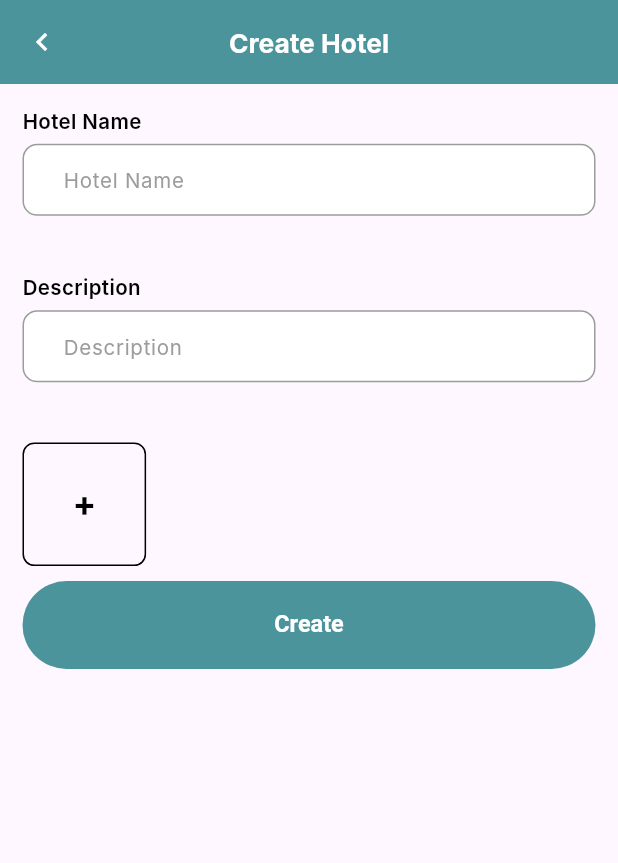
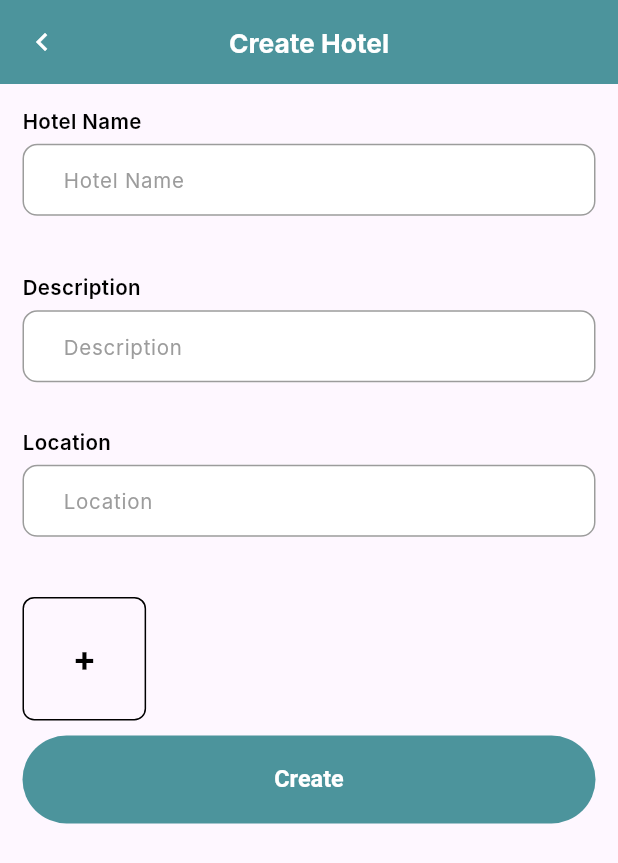
Before and after one commit to Roman-Dzerkal/HostelWay, a Flutter app: the CreateHotelLayout screen opened directly, on a phone screen of 412 x 824 dp. Shown: the top 863 px of the screen. Run offline on Flutter 3.47's test engine with Material 3 defaults, Android fonts, the phone set to English and light mode, and no system bars; our stand-ins replace bloc, cached_network_image, cloud_firestore, equatable, firebase_auth, firebase_core and 8 more; missing offline and left inert: place_picker; accounts and stored records are empty; Roboto replaces fonts that are missing (Archivo, Inter).

Commit message:
Hotel locating was added

```diff
--- a/lib/features/create_hotel/bloc/create_hotel_bloc.dart
+++ b/lib/features/create_hotel/bloc/create_hotel_bloc.dart
@@ -1,10 +1,12 @@
 import 'dart:io';
 
 import 'package:bloc/bloc.dart';
+import 'package:cloud_firestore/cloud_firestore.dart';
 import 'package:equatable/equatable.dart';
 import 'package:firebase_auth/firebase_auth.dart';
 import 'package:firebase_storage/firebase_storage.dart';
 import 'package:flutter/material.dart';
+import 'package:geolocator/geolocator.dart';
 import 'package:hostelway/features/create_hotel/models/create_hotel_error_state.dart';
 import 'package:hostelway/features/create_hotel/navigation/create_hotel_navigator.dart';
 import 'package:hostelway/models/hotel_model.dart';
@@ -12,6 +14,7 @@ import 'package:hostelway/repositories/hotels_repository.dart';
 import 'package:hostelway/services/tost_servive.dart';
 import 'package:hostelway/services/validation_service.dart';
 import 'package:image_picker/image_picker.dart';
+import 'package:place_picker/entities/location_result.dart';
 
 part 'create_hotel_event.dart';
 part 'create_hotel_state.dart';
@@ -32,6 +35,19 @@ class CreateHotelBloc extends Bloc<CreateHotelEvent, CreateHotelState> {
     on<DescriptionChangedEvent>(
         (event, emit) => _descriptionChanged(event, emit));
     on<NameChangedEvent>((event, emit) => _nameChanged(event, emit));
+    on<FetchCurrentLocationEvent>((event, emit) async {
+      LocationPermission locationPermission =
+          await Geolocator.checkPermission();
+      if (locationPermission == LocationPermission.denied) {
+        await Geolocator.requestPermission();
+      }
+
+      Position currentPosition = await Geolocator.getCurrentPosition();
+      emit(state.copyWith(currentUserLocation: currentPosition));
+    });
+    on<LocationChangedEvent>((event, emit) {
+      emit(state.copyWith(hotelLocation: event.location));
+    });
   }
 
   Future<void> _createHotel(
@@ -48,23 +64,27 @@ class CreateHotelBloc extends Bloc<CreateHotelEvent, CreateHotelState> {
     }
 
     var hotelId = await hotelsRepository.createHotel(HotelModel(
-        city: 'Dnipro',
+        city: state.hotelLocation!.city!.name ?? '',
         description: state.description,
         facilities: ['Wifi', 'Parking', 'Pool', 'Breakfast'],
         managerId: FirebaseAuth.instance.currentUser!.uid,
         name: state.name));
 
+    await FirebaseFirestore.instance.collection('hotels').doc(hotelId).update({
+      'location': GeoPoint(state.hotelLocation!.latLng!.latitude,
+          state.hotelLocation!.latLng!.longitude),
+    });
+
     if (state.localPhotos.isNotEmpty) {
       for (XFile element in state.localPhotos) {
-        FirebaseStorage.instance
+        await FirebaseStorage.instance
             .ref()
             .child('hotels/$hotelId/${element.name}')
             .putFile(
                 File(element.path),
                 SettableMetadata(
                   contentType: 'image/jpeg',
-                ))
-            .then((p0) => debugPrint('Image uploaded'));
+                ));
       }
     }
     emit(state.copyWith(isBusy: false));
@@ -96,6 +116,8 @@ class CreateHotelBloc extends Bloc<CreateHotelEvent, CreateHotelState> {
     List<XFile> currentLocalPhotos = state.localPhotos;
     currentLocalPhotos.add(file);
     emit(state.copyWith(localPhotos: currentLocalPhotos, isBusy: false));
+
+    debugPrint('${currentLocalPhotos.length}+${currentLocalPhotos.first.name}');
   }
 
   void _descriptionChanged(
@@ -108,6 +130,8 @@ class CreateHotelBloc extends Bloc<CreateHotelEvent, CreateHotelState> {
     var validateDescription =
         ValidationService.validateDescription(state.description, null);
     var validateHotelName = ValidationService.validateFirstName(state.name);
+    var validateLocation = ValidationService.validateLocation(
+        state.hotelLocation!.formattedAddress ?? '');
 
     emit(state.copyWith(
       errorDescriptionMessage: validateDescription,
@@ -115,10 +139,13 @@ class CreateHotelBloc extends Bloc<CreateHotelEvent, CreateHotelState> {
       errorState: state.errorState.copyWith(
         isDescriptionError: validateDescription != null,
         isNameError: validateHotelName != null,
+        isLocationError: validateLocation != null,
       ),
     ));
 
-    return !(validateDescription != null) && !(validateHotelName != null);
+    return !(validateDescription != null) &&
+        !(validateHotelName != null) &&
+        !(validateLocation != null);
   }
 
   _nameChanged(NameChangedEvent event, Emitter<CreateHotelState> emit) {
--- a/lib/features/create_hotel/bloc/create_hotel_event.dart
+++ b/lib/features/create_hotel/bloc/create_hotel_event.dart
@@ -18,6 +18,13 @@ class CreateHotelButtonTapEvent extends CreateHotelEvent {}
 
 class UploadOnePhotoButtonTapEvent extends CreateHotelEvent {}
 
+class FetchCurrentLocationEvent extends CreateHotelEvent {}
+
+class LocationChangedEvent extends CreateHotelEvent {
+  final LocationResult location;
+  const LocationChangedEvent(this.location);
+}
+
 // ============== Submiters ==============
 
 class DescriptionSubmittedEvent extends CreateHotelEvent {
--- a/lib/features/create_hotel/bloc/create_hotel_state.dart
+++ b/lib/features/create_hotel/bloc/create_hotel_state.dart
@@ -14,6 +14,9 @@ sealed class CreateHotelState extends Equatable {
       this.photos = const [],
       this.localPhotos = const [],
       required this.errorState,
+      this.currentUserLocation,
+      this.hotelLocation,
+      this.errorLocationMessage = '',
       this.isBusy = false});
 
   final String name, description, city;
@@ -24,9 +27,13 @@ sealed class CreateHotelState extends Equatable {
 
   final String errorNameMessage;
   final String errorDescriptionMessage;
+  final String errorLocationMessage;
   final CreateHotelErrorState errorState;
 
   final bool isBusy;
+
+  final Position? currentUserLocation;
+  final LocationResult? hotelLocation;
 
   CreateHotelState copyWith({
     String? name,
@@ -40,6 +47,9 @@ sealed class CreateHotelState extends Equatable {
     String? errorDescriptionMessage,
     CreateHotelErrorState? errorState,
     bool? isBusy,
+    Position? currentUserLocation,
+    LocationResult? hotelLocation,
+    String? errorLocationMessage,
   }) {
     return CreateHotelInitial(
       errorState: errorState ?? this.errorState,
@@ -54,11 +64,14 @@ sealed class CreateHotelState extends Equatable {
       errorDescriptionMessage:
           errorDescriptionMessage ?? this.errorDescriptionMessage,
       isBusy: isBusy ?? this.isBusy,
+      currentUserLocation: currentUserLocation ?? this.currentUserLocation,
+      hotelLocation: hotelLocation ?? this.hotelLocation,
+      errorLocationMessage: errorLocationMessage ?? this.errorLocationMessage,
     );
   }
 
   @override
-  List<Object> get props => [
+  List<Object?> get props => [
         name,
         description,
         city,
@@ -70,6 +83,9 @@ sealed class CreateHotelState extends Equatable {
         errorDescriptionMessage,
         errorState,
         isBusy,
+        currentUserLocation,
+        hotelLocation,
+        errorLocationMessage,
       ];
 }
 
@@ -88,5 +104,9 @@ final class CreateHotelInitial extends CreateHotelState {
 
     required super.errorState,
     super.isBusy,
+
+    super.currentUserLocation,
+    super.hotelLocation,
+    super.errorLocationMessage,
   });
 }
--- a/lib/features/create_hotel/create_hotel_view.dart
+++ b/lib/features/create_hotel/create_hotel_view.dart
@@ -6,10 +6,14 @@ import 'package:flutter_screenutil/flutter_screenutil.dart';
 import 'package:hostelway/features/create_hotel/bloc/create_hotel_bloc.dart';
 import 'package:hostelway/features/create_hotel/navigation/create_hotel_navigator.dart';
 import 'package:hostelway/repositories/hotels_repository.dart';
+import 'package:hostelway/resources/const.dart';
 import 'package:hostelway/resources/custom_colors.dart';
 import 'package:hostelway/resources/text_styling.dart';
 import 'package:hostelway/widget_helpers/best_button.dart';
 import 'package:hostelway/widget_helpers/custom_text_field.dart';
+import 'package:place_picker/entities/location_result.dart';
+import 'package:place_picker/place_picker.dart';
+import 'package:place_picker/widgets/place_picker.dart';
 
 class CreateHotelView extends StatelessWidget {
   const CreateHotelView({super.key});
@@ -19,7 +23,8 @@ class CreateHotelView extends StatelessWidget {
     return BlocProvider(
       create: (context) => CreateHotelBloc(
           hotelsRepository: context.read<HotelsRepository>(),
-          navigator: CreateHotelNavigator(context)),
+          navigator: CreateHotelNavigator(context))
+        ..add(FetchCurrentLocationEvent()),
       child: const CreateHotelLayout(),
     );
   }
@@ -61,7 +66,6 @@ class CreateHotelLayout extends StatelessWidget {
                           errorText: state.errorState.isNameError
                               ? state.errorNameMessage
                               : null,
-
                           outlineInputBorderColor:
                               const Color.fromARGB(0, 255, 255, 255),
                           helperTextStyle:
@@ -95,6 +99,40 @@ class CreateHotelLayout extends StatelessWidget {
                         borderRad: 10.r,
                         hintText: 'Description',
                         keyboardType: TextInputType.text,
+                        hintTextStyle:
+                            TextStyling.greyText(14, FontWeight.normal),
+                      ),
+                      CustomTextField(
+                        height: 80.h,
+                        helperText: 'Location',
+                        outlineInputBorderColor:
+                            const Color.fromARGB(0, 255, 255, 255),
+                        errorText: state.errorState.isLocationError
+                            ? state.errorLocationMessage
+                            : null,
+                        readOnly: true,
+                        helperTextStyle:
+                            TextStyling.blackText(14, FontWeight.w600),
+                        borderRad: 10.r,
+                        onTap: () async {
+                          LocationResult result = await Navigator.of(context)
+                              .push(MaterialPageRoute(
+                                  builder: (context) => PlacePicker(
+                                        googleApiKey,
+                                        displayLocation:
+                                            state.currentUserLocation == null
+                                                ? LatLng(
+                                                    state.currentUserLocation!
+                                                        .latitude,
+                                                    state.currentUserLocation!
+                                                        .longitude)
+                                                : const LatLng(0, 0),
+                                      )));
+                          bloc.add(LocationChangedEvent(result));
+                        },
+                        controller: TextEditingController(
+                            text: state.hotelLocation?.formattedAddress),
+                        hintText: 'Location',
                         hintTextStyle:
                             TextStyling.greyText(14, FontWeight.normal),
                       ),
--- a/lib/features/create_hotel/models/create_hotel_error_state.dart
+++ b/lib/features/create_hotel/models/create_hotel_error_state.dart
@@ -1,19 +1,23 @@
 class CreateHotelErrorState {
   bool isNameError;
   bool isDescriptionError;
+  bool isLocationError;
 
   CreateHotelErrorState({
     this.isNameError = false,
     this.isDescriptionError = false,
+    this.isLocationError = false,
   });
 
   CreateHotelErrorState copyWith({
     bool? isNameError,
     bool? isDescriptionError,
+    bool? isLocationError,
   }) {
     return CreateHotelErrorState(
       isNameError: isNameError ?? this.isNameError,
       isDescriptionError: isDescriptionError ?? this.isDescriptionError,
+      isLocationError: isLocationError ?? this.isLocationError,
     );
   }
 }
--- a/pubspec.yaml
+++ b/pubspec.yaml
@@ -33,6 +33,9 @@ dependencies:
   file_picker: ^6.1.1
   firebase_storage: ^11.6.0
   firebase_core_platform_interface: ^5.0.0
+  place_picker: ^0.10.0
+  geolocator: ^9.0.2
+  google_maps_flutter: ^2.5.3
 
 dev_dependencies:
   flutter_test:
```
Also changed, not shown: lib/resources/const.dart (+2 -6 lines), pubspec.lock, 1 other file.
